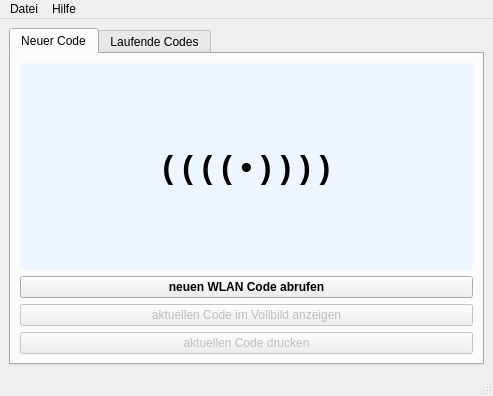
This is ui/mainwindow.ui in pyphil/WLAN-Codes as Qt 5 draws it before an edit. The edited form follows.
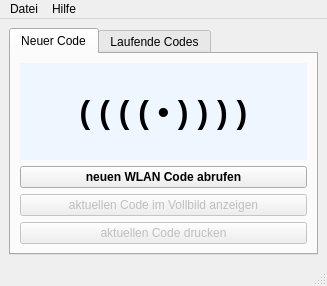
This is the edited form. Icons and pictures are not drawn.

Commit message: build script / window size

Diff of the .ui file:
```diff
--- a/ui/mainwindow.ui
+++ b/ui/mainwindow.ui
@@ -6,8 +6,8 @@
    <rect>
     <x>0</x>
     <y>0</y>
-    <width>493</width>
-    <height>396</height>
+    <width>327</width>
+    <height>286</height>
    </rect>
   </property>
   <property name="windowTitle">
@@ -153,8 +153,8 @@
     <rect>
      <x>0</x>
      <y>0</y>
-     <width>493</width>
-     <height>26</height>
+     <width>327</width>
+     <height>21</height>
     </rect>
    </property>
    <widget class="QMenu" name="menudatei">
```
The commit also changes 5 other files.
